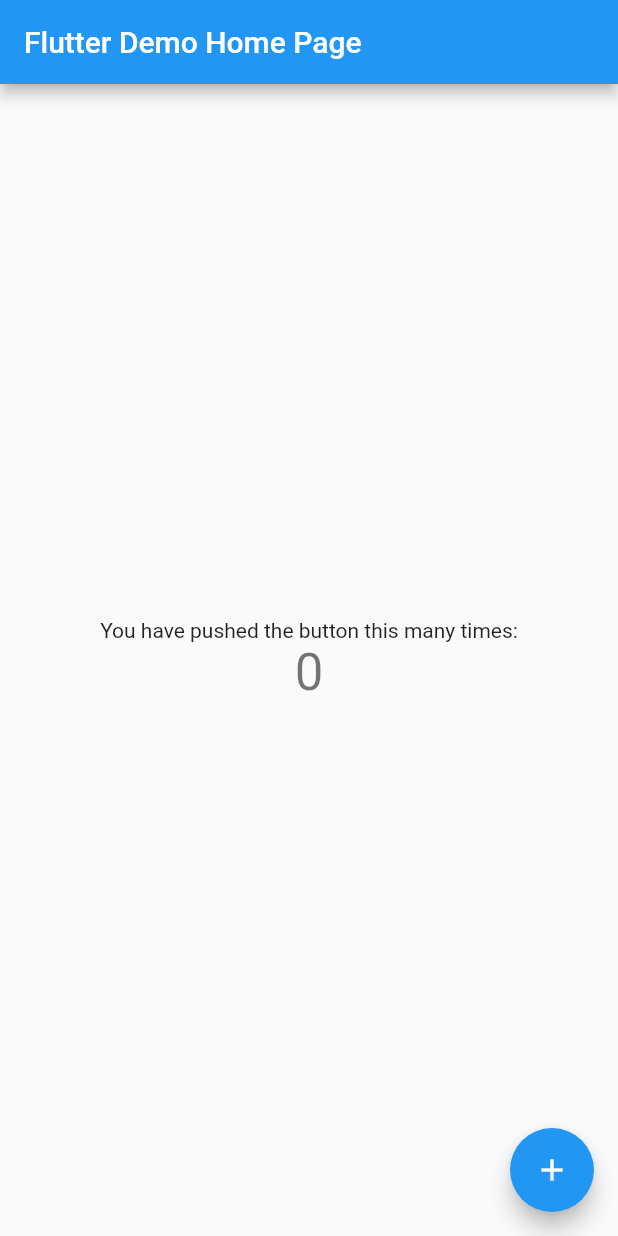
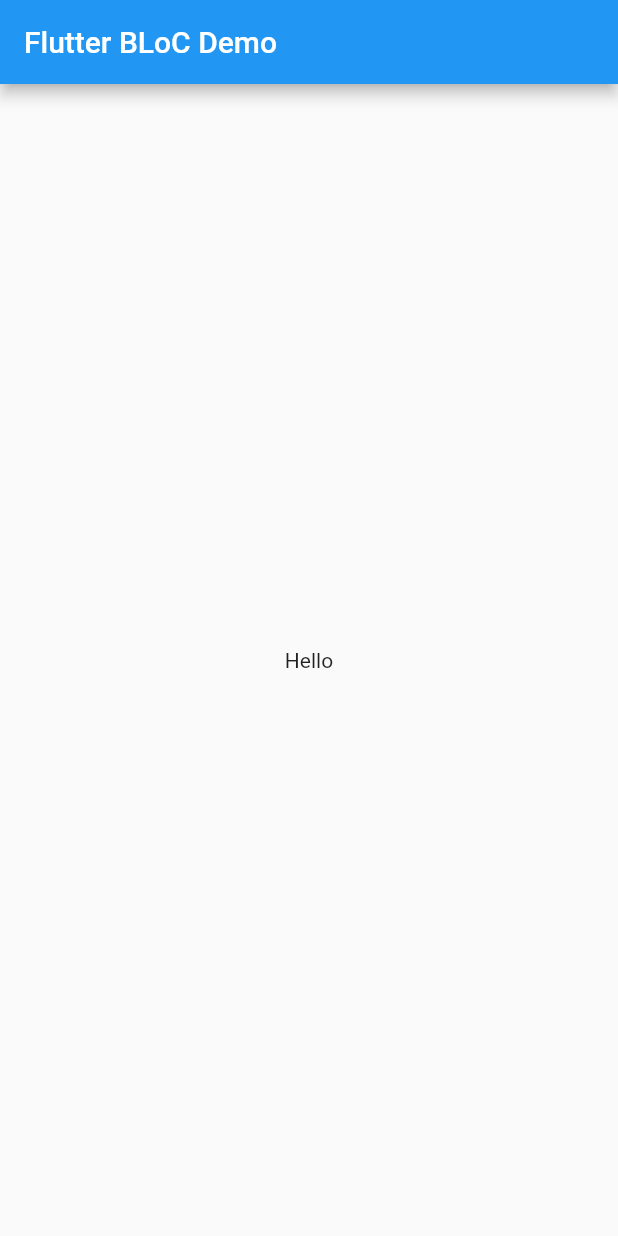
Before and after one commit to bhavikvashi1804/flutter_bloc_example1, a Flutter app: the screen it shows after launch, on a phone screen of 412 x 824 dp. Run offline on Flutter 3.47's test engine with Material 2 defaults, Android fonts, the phone set to English and light mode, and no system bars.

Commit message:
Code clean

```diff
--- a/lib/main.dart
+++ b/lib/main.dart
@@ -5,113 +5,33 @@
 }
 
 class MyApp extends StatelessWidget {
-  // This widget is the root of your application.
   @override
   Widget build(BuildContext context) {
     return MaterialApp(
       title: 'Flutter Demo',
-      theme: ThemeData(
-        // This is the theme of your application.
-        //
-        // Try running your application with "flutter run". You'll see the
-        // application has a blue toolbar. Then, without quitting the app, try
-        // changing the primarySwatch below to Colors.green and then invoke
-        // "hot reload" (press "r" in the console where you ran "flutter run",
-        // or simply save your changes to "hot reload" in a Flutter IDE).
-        // Notice that the counter didn't reset back to zero; the application
-        // is not restarted.
-        primarySwatch: Colors.blue,
-        // This makes the visual density adapt to the platform that you run
-        // the app on. For desktop platforms, the controls will be smaller and
-        // closer together (more dense) than on mobile platforms.
-        visualDensity: VisualDensity.adaptivePlatformDensity,
-      ),
-      home: MyHomePage(title: 'Flutter Demo Home Page'),
+      home: MyHomePage(),
     );
   }
 }
 
 class MyHomePage extends StatefulWidget {
-  MyHomePage({Key key, this.title}) : super(key: key);
-
-  // This widget is the home page of your application. It is stateful, meaning
-  // that it has a State object (defined below) that contains fields that affect
-  // how it looks.
-
-  // This class is the configuration for the state. It holds the values (in this
-  // case the title) provided by the parent (in this case the App widget) and
-  // used by the build method of the State. Fields in a Widget subclass are
-  // always marked "final".
-
-  final String title;
 
   @override
   _MyHomePageState createState() => _MyHomePageState();
 }
 
 class _MyHomePageState extends State<MyHomePage> {
-  int _counter = 0;
-
-  void _incrementCounter() {
-    setState(() {
-      // This call to setState tells the Flutter framework that something has
-      // changed in this State, which causes it to rerun the build method below
-      // so that the display can reflect the updated values. If we changed
-      // _counter without calling setState(), then the build method would not be
-      // called again, and so nothing would appear to happen.
-      _counter++;
-    });
-  }
 
   @override
   Widget build(BuildContext context) {
-    // This method is rerun every time setState is called, for instance as done
-    // by the _incrementCounter method above.
-    //
-    // The Flutter framework has been optimized to make rerunning build methods
-    // fast, so that you can just rebuild anything that needs updating rather
-    // than having to individually change instances of widgets.
     return Scaffold(
       appBar: AppBar(
-        // Here we take the value from the MyHomePage object that was created by
-        // the App.build method, and use it to set our appbar title.
-        title: Text(widget.title),
+        title: Text('Flutter BLoC Demo'),
       ),
       body: Center(
-        // Center is a layout widget. It takes a single child and positions it
-        // in the middle of the parent.
-        child: Column(
-          // Column is also a layout widget. It takes a list of children and
-          // arranges them vertically. By default, it sizes itself to fit its
-          // children horizontally, and tries to be as tall as its parent.
-          //
-          // Invoke "debug painting" (press "p" in the console, choose the
-          // "Toggle Debug Paint" action from the Flutter Inspector in Android
-          // Studio, or the "Toggle Debug Paint" command in Visual Studio Code)
-          // to see the wireframe for each widget.
-          //
-          // Column has various properties to control how it sizes itself and
-          // how it positions its children. Here we use mainAxisAlignment to
-          // center the children vertically; the main axis here is the vertical
-          // axis because Columns are vertical (the cross axis would be
-          // horizontal).
-          mainAxisAlignment: MainAxisAlignment.center,
-          children: <Widget>[
-            Text(
-              'You have pushed the button this many times:',
-            ),
-            Text(
-              '$_counter',
-              style: Theme.of(context).textTheme.headline4,
-            ),
-          ],
-        ),
+        child: Text("Hello"),
+
       ),
-      floatingActionButton: FloatingActionButton(
-        onPressed: _incrementCounter,
-        tooltip: 'Increment',
-        child: Icon(Icons.add),
-      ), // This trailing comma makes auto-formatting nicer for build methods.
     );
   }
 }
```
